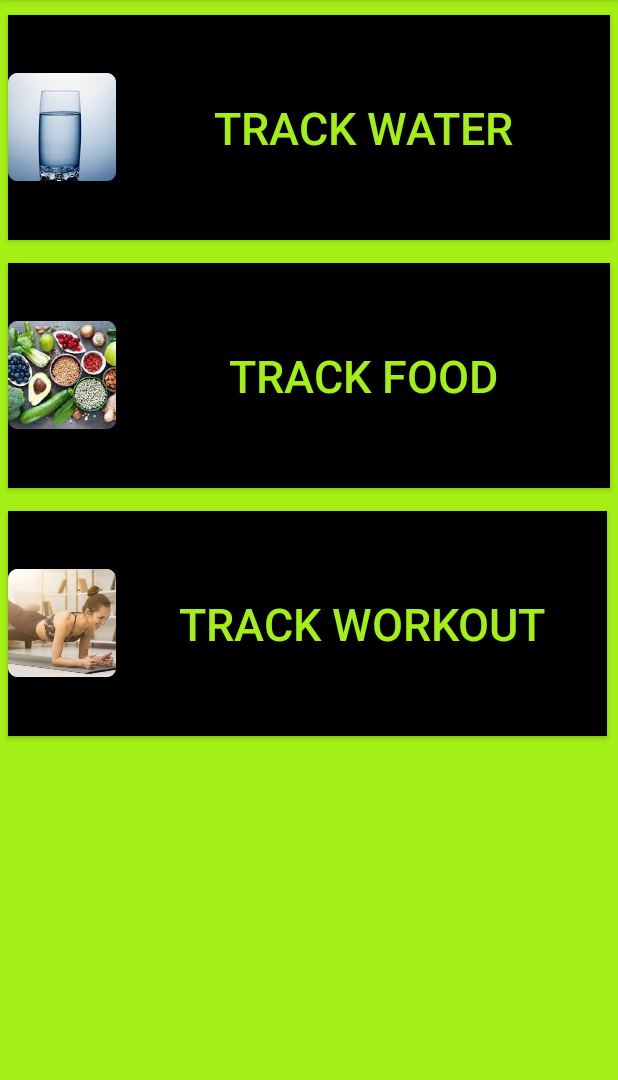
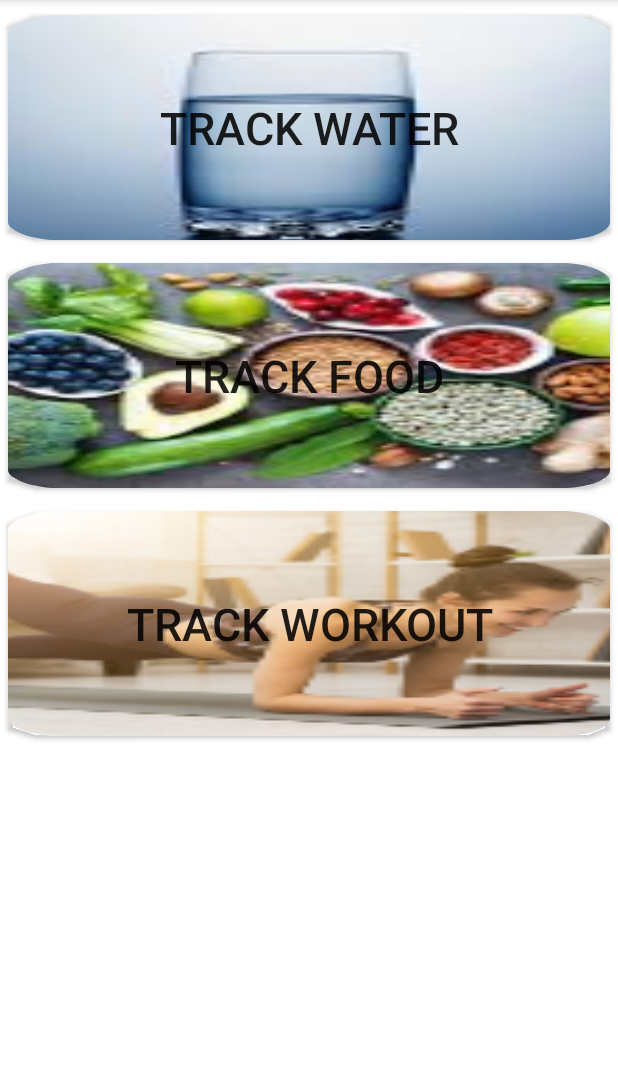
Before and after one commit to anannya03/HealthGenix, an Android app: the screen it shows after launch (NavigationMainActivity), after a tap on "ENTER", on a phone screen of 412 x 824 dp, the part 156-1236 px from its top. Run offline under Robolectric (Android 15) with nearby library versions, the phone set to English and light mode, and no system bars; our stand-ins replace navigation-ui.

Commit message:
changed back the dashboard buttons

```diff
--- a/app/src/main/res/layout/fragment_tab1.xml
+++ b/app/src/main/res/layout/fragment_tab1.xml
@@ -1,7 +1,7 @@
 <RelativeLayout xmlns:android="http://schemas.android.com/apk/res/android"
     xmlns:tools="http://schemas.android.com/tools" android:layout_width="match_parent"
     android:layout_height="match_parent"
-    android:background="@color/colorPrimaryDark"
+    android:background="@android:color/white"
     android:layout_margin="15sp"
     tools:context=".ui.dashboard.tabfrag1">
     <!-- TODO: Update blank fragment layout -->
@@ -16,9 +16,7 @@
         android:layout_marginEnd="5dp"
         android:layout_marginRight="5dp"
         android:layout_marginBottom="5dp"
-        android:drawableLeft="@mipmap/ic_water"
-        android:background="@android:color/black"
-        android:textColor="@color/colorPrimaryDark"
+        android:background="@mipmap/ic_water"
         android:text="TRACK WATER"
         android:textSize="30sp" />
     <Button
@@ -33,9 +31,7 @@
         android:layout_marginEnd="5dp"
         android:layout_marginRight="5dp"
         android:layout_marginBottom="5dp"
-        android:drawableLeft="@mipmap/ic_food"
-        android:background="@android:color/black"
-        android:textColor="@color/colorPrimaryDark"
+        android:background="@mipmap/ic_food"
         android:text="TRACK FOOD"
         android:textSize="30sp" />
 
@@ -49,13 +45,10 @@
         android:layout_marginStart="5dp"
         android:layout_marginLeft="5dp"
         android:layout_marginTop="10dp"
-        android:layout_marginEnd="7dp"
-        android:layout_marginRight="7dp"
+        android:layout_marginEnd="5dp"
+        android:layout_marginRight="5dp"
         android:layout_marginBottom="5dp"
-        android:drawableLeft="@mipmap/ic_workout"
-        android:background="@android:color/black"
-        android:textColor="@color/colorPrimaryDark"
-
+        android:background="@mipmap/ic_workout"
         android:text="TRACK WORKOUT"
         android:textSize="30sp" />
 </RelativeLayout>
```
